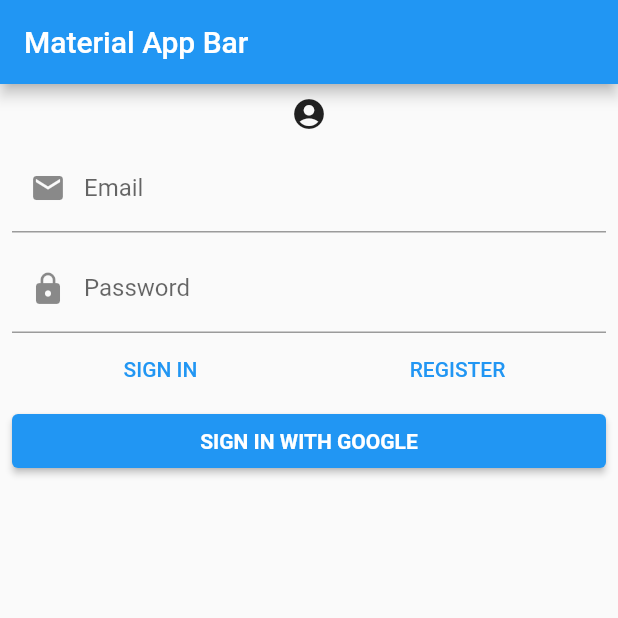
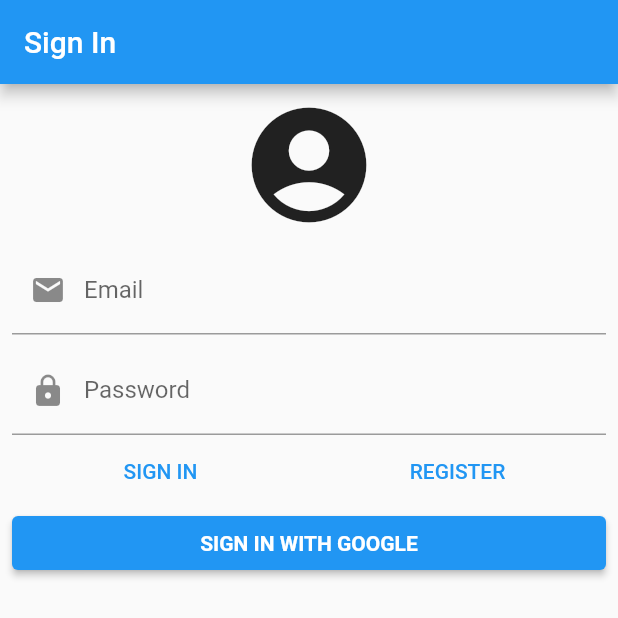
Before and after one commit to santimattius/flutter_todo_list, a Flutter app: the screen it shows after launch, on a phone screen of 412 x 824 dp, the top half of it. Run offline on Flutter 3.47's test engine with Material 2 defaults, Android fonts, the light colour scheme and no system bars; our stand-ins replace auto_route, bloc, cloud_firestore, dartz, firebase_auth, firebase_core and 10 more; accounts and stored records are empty.

Commit message:
[end] add documentation

```diff
--- a/lib/auth/presentation/sign_in_page.dart
+++ b/lib/auth/presentation/sign_in_page.dart
@@ -9,7 +9,7 @@
   Widget build(BuildContext context) {
     return Scaffold(
         appBar: AppBar(
-          title: const Text('Material App Bar'),
+          title: const Text('Sign In'),
         ),
         body: BlocProvider<SignInFormBloc>(
           create: (context) => getIt<SignInFormBloc>(),
--- a/lib/auth/presentation/wigets/sign_in_form.dart
+++ b/lib/auth/presentation/wigets/sign_in_form.dart
@@ -18,7 +18,11 @@
             child: ListView(
               padding: const EdgeInsets.all(8.0),
               children: [
-                const Icon(Icons.account_circle),
+                const Center(
+                    child: Icon(
+                  Icons.account_circle,
+                  size: 92.0,
+                )),
                 const SizedBox(
                   height: 8,
                 ),
```
Also changed, not shown: art/arch_flow_ddd.png (added), art/bounded_context_ddd.png (added), art/screenshot_sign_in.png (added).
